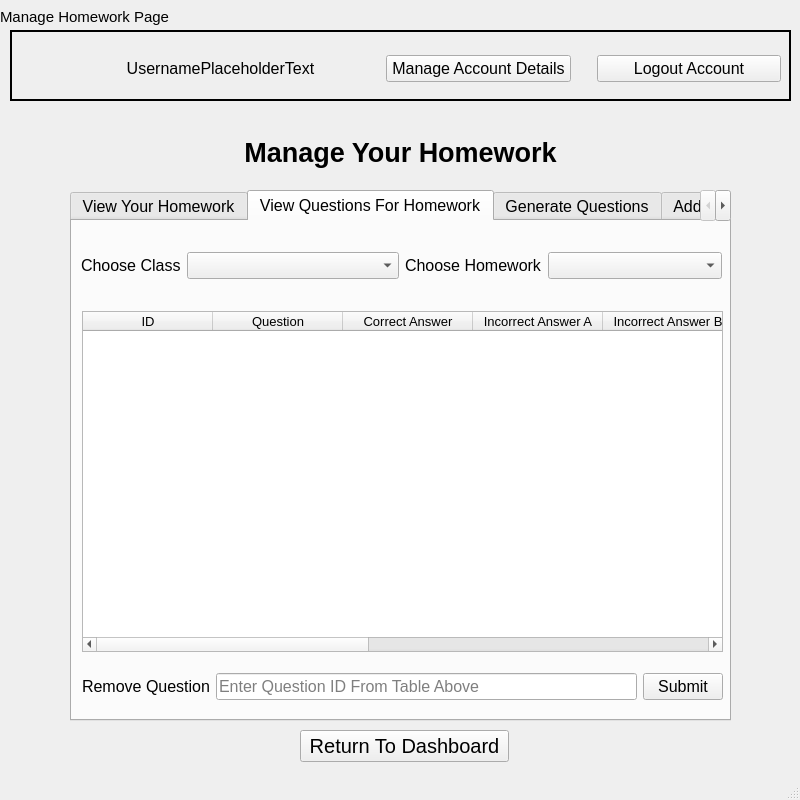
Above: ui files/manageHomeworkPage.ui from BXRSRUDIOS/a-level-coursework-project before the change. Below: the same form after it.
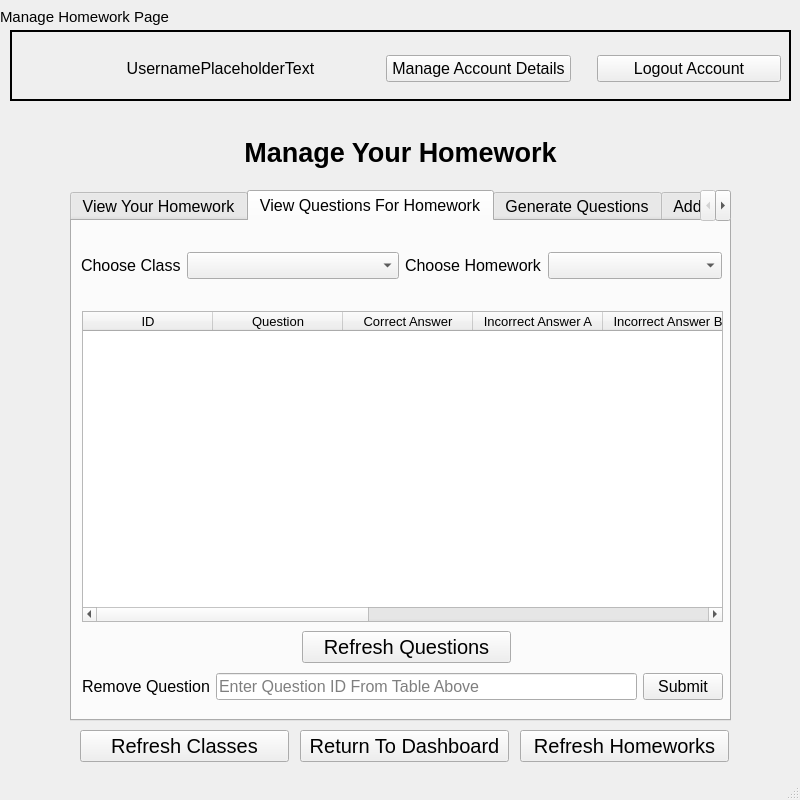
That is the form after the change. The open tabs and pages were chosen to show the change. Icons and pictures are not drawn.

What changed in the file:
```diff
--- a/ui files/manageHomeworkPage.ui
+++ b/ui files/manageHomeworkPage.ui
@@ -540,7 +540,7 @@
         <x>10</x>
         <y>90</y>
         <width>641</width>
-        <height>341</height>
+        <height>311</height>
        </rect>
       </property>
       <property name="font">
@@ -685,6 +685,24 @@
        </item>
       </layout>
      </widget>
+     <widget class="QPushButton" name="refreshQuestionListButton">
+      <property name="geometry">
+       <rect>
+        <x>230</x>
+        <y>410</y>
+        <width>209</width>
+        <height>32</height>
+       </rect>
+      </property>
+      <property name="font">
+       <font>
+        <pointsize>15</pointsize>
+       </font>
+      </property>
+      <property name="text">
+       <string>Refresh Questions</string>
+      </property>
+     </widget>
     </widget>
     <widget class="QWidget" name="genQuestions">
      <attribute name="title">
@@ -1471,6 +1489,42 @@
      </widget>
     </widget>
    </widget>
+   <widget class="QPushButton" name="refreshClassLists">
+    <property name="geometry">
+     <rect>
+      <x>80</x>
+      <y>730</y>
+      <width>209</width>
+      <height>32</height>
+     </rect>
+    </property>
+    <property name="font">
+     <font>
+      <pointsize>15</pointsize>
+     </font>
+    </property>
+    <property name="text">
+     <string>Refresh Classes</string>
+    </property>
+   </widget>
+   <widget class="QPushButton" name="refreshHomeworkListButton">
+    <property name="geometry">
+     <rect>
+      <x>520</x>
+      <y>730</y>
+      <width>209</width>
+      <height>32</height>
+     </rect>
+    </property>
+    <property name="font">
+     <font>
+      <pointsize>15</pointsize>
+     </font>
+    </property>
+    <property name="text">
+     <string>Refresh Homeworks</string>
+    </property>
+   </widget>
   </widget>
   <widget class="QMenuBar" name="menubar">
    <property name="geometry">
```
Left out of the diff: 10 changed lines with no effect on the pictures.
